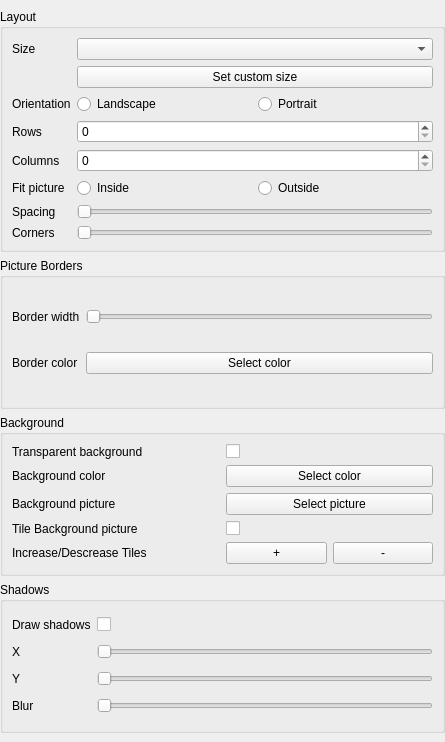
Above: src/settings/patterns/gridpattern.ui from keshavbhatt/CollageMaker before the change. Below: the same form after it.
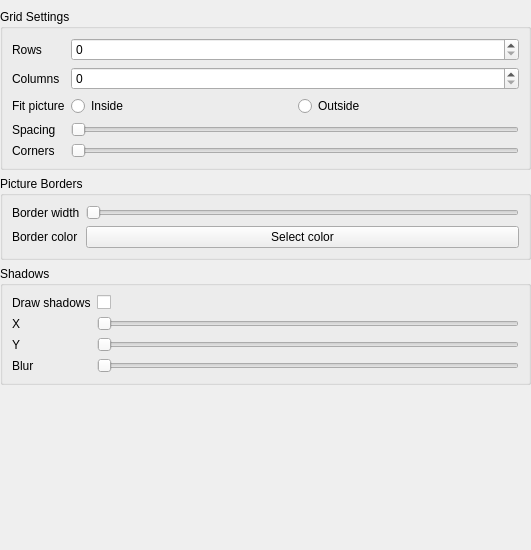
That is the form after the change.

```diff
--- a/src/settings/patterns/gridpattern.ui
+++ b/src/settings/patterns/gridpattern.ui
@@ -6,8 +6,8 @@
    <rect>
     <x>0</x>
     <y>0</y>
-    <width>445</width>
-    <height>742</height>
+    <width>531</width>
+    <height>550</height>
    </rect>
   </property>
   <property name="windowTitle">
@@ -39,8 +39,8 @@
        <rect>
         <x>0</x>
         <y>0</y>
-        <width>445</width>
-        <height>742</height>
+        <width>531</width>
+        <height>550</height>
        </rect>
       </property>
       <layout class="QVBoxLayout" name="verticalLayout_2">
@@ -57,131 +57,111 @@
         <number>9</number>
        </property>
        <item>
-        <widget class="QGroupBox" name="groupBox">
+        <layout class="QHBoxLayout" name="layoutPlaceholder"/>
+       </item>
+       <item>
+        <widget class="QGroupBox" name="gridSettingsGroupBox">
+         <property name="sizePolicy">
+          <sizepolicy hsizetype="Preferred" vsizetype="Maximum">
+           <horstretch>0</horstretch>
+           <verstretch>0</verstretch>
+          </sizepolicy>
+         </property>
          <property name="title">
-          <string>Layout</string>
+          <string>Grid Settings</string>
          </property>
-         <layout class="QGridLayout" name="gridLayout">
-          <item row="6" column="0">
-           <widget class="QLabel" name="label_6">
-            <property name="text">
-             <string>Spacing</string>
+         <layout class="QVBoxLayout" name="verticalLayout_4">
+          <item>
+           <layout class="QGridLayout" name="gridLayout_5">
+            <property name="topMargin">
+             <number>0</number>
             </property>
-           </widget>
-          </item>
-          <item row="0" column="1">
-           <widget class="QComboBox" name="resolutionComboBox"/>
-          </item>
-          <item row="1" column="1">
-           <widget class="QPushButton" name="pushButton">
-            <property name="text">
-             <string>Set custom size</string>
-            </property>
-           </widget>
-          </item>
-          <item row="6" column="1">
-           <widget class="QSlider" name="horizontalSlider">
-            <property name="orientation">
-             <enum>Qt::Horizontal</enum>
-            </property>
-           </widget>
-          </item>
-          <item row="3" column="1">
-           <widget class="QSpinBox" name="spinBox"/>
-          </item>
-          <item row="5" column="1">
-           <layout class="QHBoxLayout" name="horizontalLayout_2">
-            <item>
-             <widget class="QRadioButton" name="radioButton_3">
+            <item row="0" column="1">
+             <widget class="QSpinBox" name="spinBox_3"/>
+            </item>
+            <item row="0" column="0">
+             <widget class="QLabel" name="label_22">
               <property name="text">
-               <string>Inside</string>
+               <string>Rows</string>
               </property>
              </widget>
             </item>
-            <item>
-             <widget class="QRadioButton" name="radioButton_4">
+            <item row="1" column="1">
+             <widget class="QSpinBox" name="spinBox_4"/>
+            </item>
+            <item row="3" column="0">
+             <widget class="QLabel" name="label_23">
               <property name="text">
-               <string>Outside</string>
+               <string>Spacing</string>
               </property>
              </widget>
             </item>
-           </layout>
-          </item>
-          <item row="2" column="1">
-           <layout class="QHBoxLayout" name="horizontalLayout">
-            <item>
-             <widget class="QRadioButton" name="radioButton">
+            <item row="2" column="1">
+             <layout class="QHBoxLayout" name="horizontalLayout_6">
+              <item>
+               <widget class="QRadioButton" name="radioButton_5">
+                <property name="text">
+                 <string>Inside</string>
+                </property>
+               </widget>
+              </item>
+              <item>
+               <widget class="QRadioButton" name="radioButton_6">
+                <property name="text">
+                 <string>Outside</string>
+                </property>
+               </widget>
+              </item>
+             </layout>
+            </item>
+            <item row="2" column="0">
+             <widget class="QLabel" name="label_19">
               <property name="text">
-               <string>Landscape</string>
+               <string>Fit picture</string>
               </property>
              </widget>
             </item>
-            <item>
-             <widget class="QRadioButton" name="radioButton_2">
+            <item row="1" column="0">
+             <widget class="QLabel" name="label_25">
               <property name="text">
-               <string>Portrait</string>
+               <string>Columns</string>
               </property>
              </widget>
             </item>
+            <item row="4" column="0">
+             <widget class="QLabel" name="label_20">
+              <property name="text">
+               <string>Corners</string>
+              </property>
+             </widget>
+            </item>
+            <item row="3" column="1">
+             <widget class="QSlider" name="horizontalSlider_7">
+              <property name="orientation">
+               <enum>Qt::Horizontal</enum>
+              </property>
+             </widget>
+            </item>
+            <item row="4" column="1">
+             <widget class="QSlider" name="horizontalSlider_8">
+              <property name="orientation">
+               <enum>Qt::Horizontal</enum>
+              </property>
+             </widget>
+            </item>
            </layout>
           </item>
-          <item row="2" column="0">
-           <widget class="QLabel" name="label_2">
-            <property name="text">
-             <string>Orientation</string>
-            </property>
-           </widget>
-          </item>
-          <item row="4" column="1">
-           <widget class="QSpinBox" name="spinBox_2"/>
-          </item>
-          <item row="4" column="0">
-           <widget class="QLabel" name="label_4">
-            <property name="text">
-             <string>Columns</string>
-            </property>
-           </widget>
-          </item>
-          <item row="0" column="0">
-           <widget class="QLabel" name="label">
-            <property name="text">
-             <string>Size</string>
-            </property>
-           </widget>
-          </item>
-          <item row="5" column="0">
-           <widget class="QLabel" name="label_5">
-            <property name="text">
-             <string>Fit picture</string>
-            </property>
-           </widget>
-          </item>
-          <item row="3" column="0">
-           <widget class="QLabel" name="label_3">
-            <property name="text">
-             <string>Rows</string>
-            </property>
-           </widget>
-          </item>
-          <item row="7" column="0">
-           <widget class="QLabel" name="label_7">
-            <property name="text">
-             <string>Corners</string>
-            </property>
-           </widget>
-          </item>
-          <item row="7" column="1">
-           <widget class="QSlider" name="horizontalSlider_2">
-            <property name="orientation">
-             <enum>Qt::Horizontal</enum>
-            </property>
-           </widget>
-          </item>
          </layout>
         </widget>
        </item>
        <item>
         <widget class="QGroupBox" name="groupBox_2">
+         <property name="sizePolicy">
+          <sizepolicy hsizetype="Preferred" vsizetype="Maximum">
+           <horstretch>0</horstretch>
+           <verstretch>0</verstretch>
+          </sizepolicy>
+         </property>
          <property name="title">
           <string>Picture Borders</string>
          </property>
@@ -217,98 +197,14 @@
          </layout>
         </widget>
        </item>
-       <item>
-        <widget class="QGroupBox" name="groupBox_3">
-         <property name="title">
-          <string>Background</string>
-         </property>
-         <layout class="QGridLayout" name="gridLayout_3">
-          <item row="2" column="0">
-           <widget class="QLabel" name="label_12">
-            <property name="text">
-             <string>Background picture</string>
-            </property>
-           </widget>
-          </item>
-          <item row="1" column="1">
-           <widget class="QPushButton" name="pushButton_3">
-            <property name="text">
-             <string>Select color</string>
-            </property>
-           </widget>
-          </item>
-          <item row="2" column="1">
-           <widget class="QPushButton" name="pushButton_4">
-            <property name="text">
-             <string>Select picture</string>
-            </property>
-           </widget>
-          </item>
-          <item row="0" column="0">
-           <widget class="QLabel" name="label_10">
-            <property name="text">
-             <string>Transparent background</string>
-            </property>
-           </widget>
-          </item>
-          <item row="3" column="0">
-           <widget class="QLabel" name="label_13">
-            <property name="text">
-             <string>Tile Background picture</string>
-            </property>
-           </widget>
-          </item>
-          <item row="1" column="0">
-           <widget class="QLabel" name="label_11">
-            <property name="text">
-             <string>Background color</string>
-            </property>
-           </widget>
-          </item>
-          <item row="3" column="1">
-           <widget class="QCheckBox" name="checkBox_2">
-            <property name="text">
-             <string/>
-            </property>
-           </widget>
-          </item>
-          <item row="0" column="1">
-           <widget class="QCheckBox" name="checkBox">
-            <property name="text">
-             <string/>
-            </property>
-           </widget>
-          </item>
-          <item row="4" column="0">
-           <widget class="QLabel" name="label_14">
-            <property name="text">
-             <string>Increase/Descrease Tiles</string>
-            </property>
-           </widget>
-          </item>
-          <item row="4" column="1">
-           <layout class="QHBoxLayout" name="horizontalLayout_3">
-            <item>
-             <widget class="QPushButton" name="pushButton_5">
-              <property name="text">
-               <string>+</string>
-              </property>
-             </widget>
-            </item>
-            <item>
-             <widget class="QPushButton" name="pushButton_6">
-              <property name="text">
-               <string>-</string>
-              </property>
-             </widget>
-            </item>
-           </layout>
-          </item>
-         </layout>
-        </widget>
-       </item>
        <item>
         <widget class="QGroupBox" name="groupBox_4">
+         <property name="sizePolicy">
+          <sizepolicy hsizetype="Preferred" vsizetype="Maximum">
+           <horstretch>0</horstretch>
+           <verstretch>0</verstretch>
+          </sizepolicy>
+         </property>
          <property name="title">
           <string>Shadows</string>
          </property>
@@ -372,6 +268,19 @@
          </layout>
         </widget>
        </item>
+       <item>
+        <spacer name="verticalSpacer">
+         <property name="orientation">
+          <enum>Qt::Vertical</enum>
+         </property>
+         <property name="sizeHint" stdset="0">
+          <size>
+           <width>20</width>
+           <height>40</height>
+          </size>
+         </property>
+        </spacer>
+       </item>
       </layout>
      </widget>
     </widget>
```
